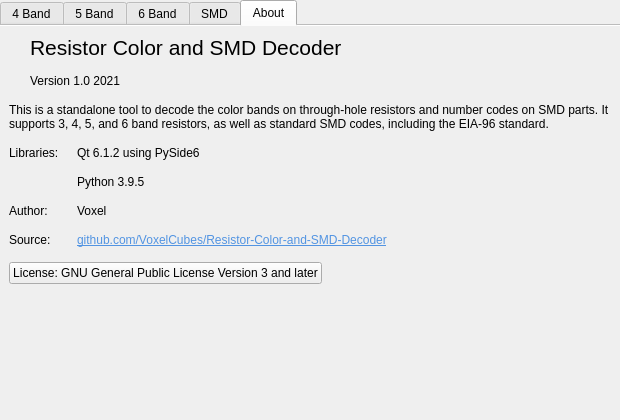
Qt form ui/resistance_calc.ui (VoxelCubes/ResistorDecoder) before a commit.
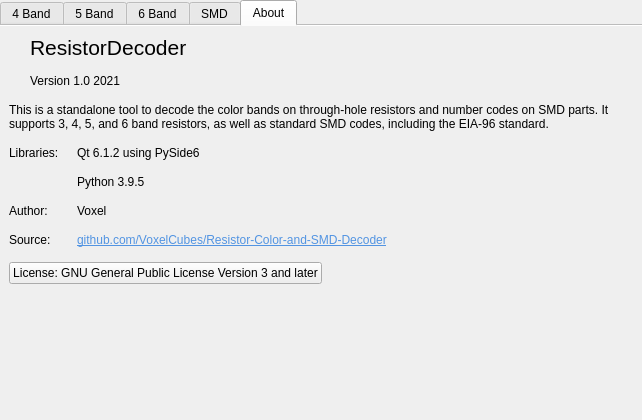
The same form after that commit. The open tabs and pages were chosen to show the change. Icons and pictures are not drawn.

The edit to the form file:
```diff
--- a/ui/resistance_calc.ui
+++ b/ui/resistance_calc.ui
@@ -6,7 +6,7 @@
    <rect>
     <x>0</x>
     <y>0</y>
-    <width>620</width>
+    <width>642</width>
     <height>420</height>
    </rect>
   </property>
@@ -1142,7 +1142,7 @@
                </font>
               </property>
               <property name="text">
-               <string>Resistor Color and SMD Decoder</string>
+               <string>ResistorDecoder</string>
               </property>
              </widget>
             </item>
```
